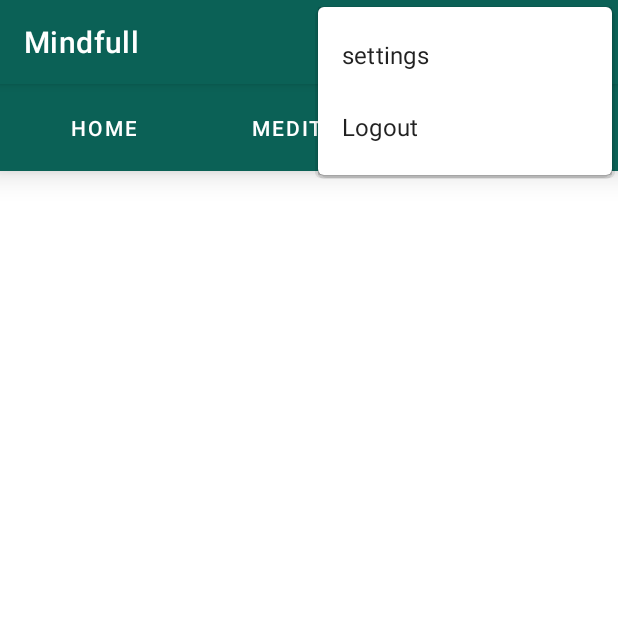
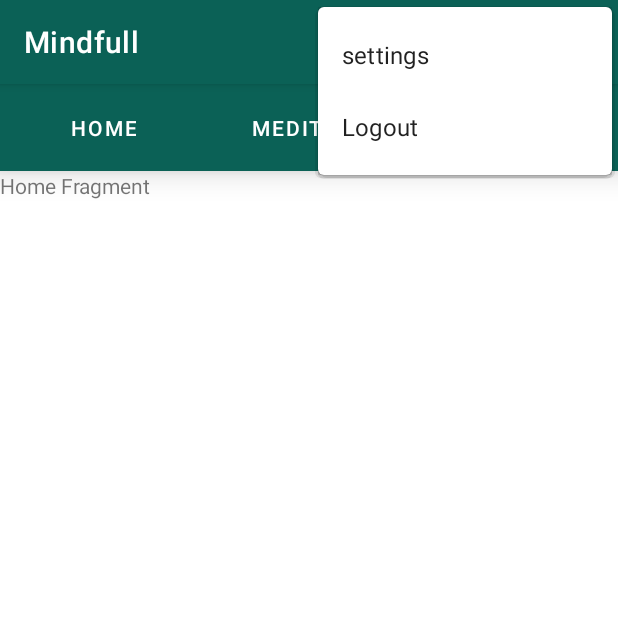
Before and after one commit to TarunAlapati-git/Mindfull, an Android app: the screen it shows after launch once a user with an empty profile is signed in (MainActivity), with the options menu open, on a phone screen of 412 x 824 dp, the top half of it. Run offline under Robolectric (Android 15) with nearby library versions, the phone set to English and light mode, and no system bars; our stand-ins replace Firebase (no records; nobody signed in at launch, a user with empty details on screens opened directly), Picasso.

Commit message:
made some rectifications

```diff
--- a/app/build.gradle
+++ b/app/build.gradle
@@ -50,4 +50,5 @@ dependencies {
     implementation 'com.github.bumptech.glide:glide:4.14.2'
     annotationProcessor 'com.github.bumptech.glide:compiler:4.14.2'
     implementation 'de.hdodenhof:circleimageview:3.1.0'
+    implementation 'com.google.android.gms:play-services-auth:20.4.0'
 }
--- a/app/src/main/java/com/example/mindfull/Adapter/statsAdapter.java
+++ /dev/null
@@ -1,76 +0,0 @@
-package com.example.mindfull.Adapter;
-
-import android.content.Context;
-import android.view.LayoutInflater;
-import android.view.View;
-import android.view.ViewGroup;
-import android.widget.CheckBox;
-import android.widget.TextView;
-
-import androidx.recyclerview.widget.RecyclerView;
-
-import com.example.mindfull.MainActivity;
-import com.example.mindfull.Models.StatsModel;
-import com.example.mindfull.R;
-import com.google.firebase.firestore.FirebaseFirestore;
-
-import org.checkerframework.checker.nullness.qual.NonNull;
-
-import java.util.List;
-
-public class statsAdapter extends RecyclerView.Adapter<statsAdapter.ViewHolder> {
-
-
-    private List<StatsModel> statsList;
-    Context context;
-    private FirebaseFirestore firestore;
-
-
-    public statsAdapter(List<StatsModel> statsList, Context context) {
-        this.statsList = statsList;
-        this.context = context;
-    }
-
-    @androidx.annotation.NonNull
-    @Override
-    public ViewHolder onCreateViewHolder(@androidx.annotation.NonNull ViewGroup parent, int viewType) {
-
-        View view = LayoutInflater.from(context).inflate(R.layout.exercisetrack,parent,false);
-        firestore = FirebaseFirestore.getInstance();
-        return new ViewHolder(view);
-
-    }
-
-    @Override
-    public void onBindViewHolder(@androidx.annotation.NonNull ViewHolder holder, int position) {
-
-        StatsModel statsModel = statsList.get(position);
-        holder.mcheckbox.setText(statsModel.getExercise());
-
-    }
-
-    @Override
-    public int getItemCount() {
-        return statsList.size();
-    }
-
-    public class ViewHolder extends RecyclerView.ViewHolder{
-
-        CheckBox mcheckbox;
-
-        public ViewHolder(@NonNull View itemView) {
-            super(itemView);
-
-            mcheckbox = itemView.findViewById(R.id.mcheckbox);
-
-
-        }
-
-    }
-
-
-
-
-
-
-}
--- a/app/src/main/java/com/example/mindfull/Fragments/HomeFragment.java
+++ b/app/src/main/java/com/example/mindfull/Fragments/HomeFragment.java
@@ -2,44 +2,20 @@ package com.example.mindfull.Fragments;
 
 import android.os.Bundle;
 
-import androidx.annotation.NonNull;
-import androidx.annotation.Nullable;
 import androidx.fragment.app.Fragment;
-import androidx.recyclerview.widget.LinearLayoutManager;
-import androidx.recyclerview.widget.RecyclerView;
 
 import android.view.LayoutInflater;
 import android.view.View;
 import android.view.ViewGroup;
-import android.widget.Button;
 
-import com.example.mindfull.Adapter.ExerciseAdapter;
-import com.example.mindfull.Adapter.statsAdapter;
-import com.example.mindfull.Models.Exercises;
-import com.example.mindfull.Models.StatsModel;
-import com.example.mindfull.R;
-import com.example.mindfull.databinding.FragmentExerciseBinding;
 import com.example.mindfull.databinding.FragmentHomeBinding;
-import com.google.firebase.database.DataSnapshot;
-import com.google.firebase.database.DatabaseError;
-import com.google.firebase.database.FirebaseDatabase;
-import com.google.firebase.database.ValueEventListener;
-import com.google.firebase.firestore.DocumentChange;
-import com.google.firebase.firestore.EventListener;
-import com.google.firebase.firestore.FirebaseFirestore;
-import com.google.firebase.firestore.FirebaseFirestoreException;
-import com.google.firebase.firestore.QuerySnapshot;
-
-import java.util.ArrayList;
-import java.util.Collection;
-import java.util.Collections;
 
 
 public class HomeFragment extends Fragment {
 
     FragmentHomeBinding binding;
-    ArrayList<StatsModel> list = new ArrayList<>();
-    FirebaseFirestore firestore;
+//    ArrayList<StatsModel> list = new ArrayList<>();
+//    FirebaseFirestore firestore;
 
 
     @Override
@@ -49,31 +25,31 @@ public class HomeFragment extends Fragment {
 
         binding = FragmentHomeBinding.inflate(inflater,container,false);
 
-        statsAdapter adapter = new statsAdapter(list,getContext());
-        binding.statsRecyclerView.setAdapter(adapter);
-
-        LinearLayoutManager layoutManager = new LinearLayoutManager(getContext());
-        binding.statsRecyclerView.setLayoutManager(layoutManager);
-
-        firestore = FirebaseFirestore.getInstance();
-
-        firestore.collection("exercise").addSnapshotListener(new EventListener<QuerySnapshot>() {
-            @Override
-            public void onEvent(@Nullable QuerySnapshot value, @Nullable FirebaseFirestoreException error) {
-
-                for(DocumentChange documentChange:value.getDocumentChanges()) {
-                    if(documentChange.getType() == DocumentChange.Type.ADDED) {
-                        String id = documentChange.getDocument().getId();
-                        StatsModel statsModel = documentChange.getDocument().toObject(StatsModel.class).withId(id);
-
-                        list.add(statsModel);
-                        adapter.notifyDataSetChanged();
-
-                    }
-                }
-                Collections.reverse(list);
-            }
-        });
+//        statsAdapter adapter = new statsAdapter(list,getContext());
+//        binding.statsRecyclerView.setAdapter(adapter);
+//
+//        LinearLayoutManager layoutManager = new LinearLayoutManager(getContext());
+//        binding.statsRecyclerView.setLayoutManager(layoutManager);
+//
+//        firestore = FirebaseFirestore.getInstance();
+//
+//        firestore.collection("exercise").addSnapshotListener(new EventListener<QuerySnapshot>() {
+//            @Override
+//            public void onEvent(@Nullable QuerySnapshot value, @Nullable FirebaseFirestoreException error) {
+//
+//                for(DocumentChange documentChange:value.getDocumentChanges()) {
+//                    if(documentChange.getType() == DocumentChange.Type.ADDED) {
+//                        String id = documentChange.getDocument().getId();
+//                        StatsModel statsModel = documentChange.getDocument().toObject(StatsModel.class).withId(id);
+//
+//                        list.add(statsModel);
+//                        adapter.notifyDataSetChanged();
+//
+//                    }
+//                }
+//                Collections.reverse(list);
+//            }
+//        });
 
         return binding.getRoot();
     }
--- a/app/src/main/res/layout/activity_sign_in.xml
+++ b/app/src/main/res/layout/activity_sign_in.xml
@@ -96,6 +96,8 @@
                 android:backgroundTint="@color/white"
                 />
 
+
+
         </LinearLayout>
 
     </LinearLayout>
--- a/app/src/main/res/layout/fragment_home.xml
+++ b/app/src/main/res/layout/fragment_home.xml
@@ -6,10 +6,11 @@
     tools:context=".Fragments.HomeFragment">
 
     <!-- TODO: Update blank fragment layout -->
-    <androidx.recyclerview.widget.RecyclerView
-        android:layout_width="match_parent"
-        android:layout_height="match_parent"
-        android:id="@+id/statsRecyclerView" />
+    <TextView
+        android:layout_width="wrap_content"
+        android:layout_height="wrap_content"
+        android:text="Home Fragment"
+        />
 
 
 
```
Also changed, not shown: app/src/main/java/com/example/mindfull/AddRep.java (deleted, +0 -133 lines), app/src/main/java/com/example/mindfull/ExerciseDetailActivity.java (+0 -8 lines), app/src/main/java/com/example/mindfull/Models/StatsModel.java (deleted, +0 -15 lines), app/src/main/java/com/example/mindfull/Models/statsId.java (deleted, +0 -17 lines), app/src/main/java/com/example/mindfull/onDialogCloseListener.java (deleted, +0 -10 lines), app/src/main/res/layout/activity_exercise_detail.xml (+0 -8 lines), app/src/main/res/layout/add_rep.xml (deleted, +0 -32 lines), 1 other file.
